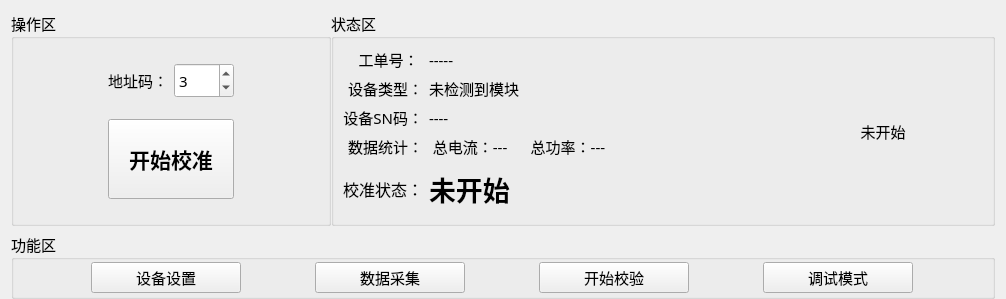
This is PDU-CalibrateTool/home/home_workwid.ui in ChinaClever/PDU-CalibrateTool as Qt 5 draws it before an edit. The edited form follows.
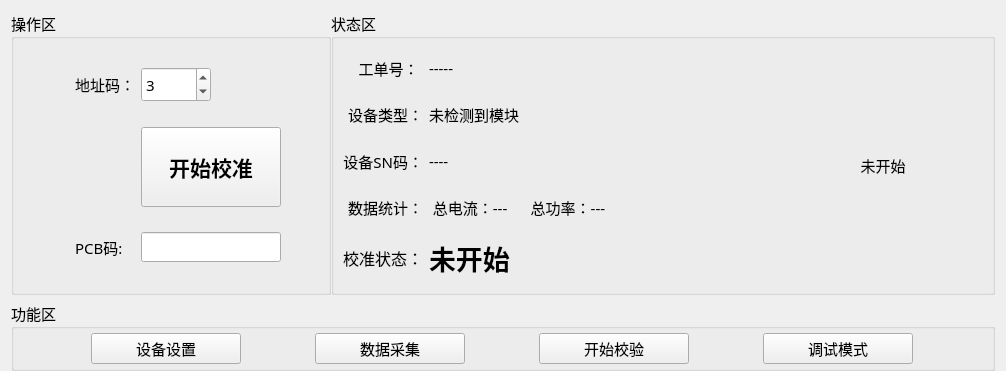
This is the edited form.

The edit to the form file:
```diff
--- a/PDU-CalibrateTool/home/home_workwid.ui
+++ b/PDU-CalibrateTool/home/home_workwid.ui
@@ -7,7 +7,7 @@
     <x>0</x>
     <y>0</y>
     <width>1006</width>
-    <height>299</height>
+    <height>371</height>
    </rect>
   </property>
   <property name="font">
@@ -294,7 +294,46 @@
       <string>操作区</string>
      </property>
      <layout class="QGridLayout" name="gridLayout">
-      <item row="1" column="3">
+      <item row="0" column="1">
+       <spacer name="horizontalSpacer">
+        <property name="orientation">
+         <enum>Qt::Horizontal</enum>
+        </property>
+        <property name="sizeHint" stdset="0">
+         <size>
+          <width>40</width>
+          <height>20</height>
+         </size>
+        </property>
+       </spacer>
+      </item>
+      <item row="0" column="9">
+       <spacer name="horizontalSpacer_2">
+        <property name="orientation">
+         <enum>Qt::Horizontal</enum>
+        </property>
+        <property name="sizeHint" stdset="0">
+         <size>
+          <width>40</width>
+          <height>20</height>
+         </size>
+        </property>
+       </spacer>
+      </item>
+      <item row="1" column="1">
+       <spacer name="horizontalSpacer_4">
+        <property name="orientation">
+         <enum>Qt::Horizontal</enum>
+        </property>
+        <property name="sizeHint" stdset="0">
+         <size>
+          <width>54</width>
+          <height>20</height>
+         </size>
+        </property>
+       </spacer>
+      </item>
+      <item row="1" column="9">
        <spacer name="horizontalSpacer_3">
         <property name="orientation">
          <enum>Qt::Horizontal</enum>
@@ -307,7 +346,10 @@
         </property>
        </spacer>
       </item>
-      <item row="1" column="1" colspan="2">
+      <item row="2" column="3">
+       <widget class="QLineEdit" name="pcbEdit"/>
+      </item>
+      <item row="1" column="3">
        <widget class="QPushButton" name="startBtn">
         <property name="maximumSize">
          <size>
@@ -327,20 +369,7 @@
         </property>
        </widget>
       </item>
-      <item row="1" column="0">
-       <spacer name="horizontalSpacer_4">
-        <property name="orientation">
-         <enum>Qt::Horizontal</enum>
-        </property>
-        <property name="sizeHint" stdset="0">
-         <size>
-          <width>54</width>
-          <height>20</height>
-         </size>
-        </property>
-       </spacer>
-      </item>
-      <item row="0" column="1">
+      <item row="0" column="2">
        <widget class="QLabel" name="label_8">
         <property name="minimumSize">
          <size>
@@ -363,19 +392,6 @@
        </widget>
       </item>
       <item row="0" column="3">
-       <spacer name="horizontalSpacer_2">
-        <property name="orientation">
-         <enum>Qt::Horizontal</enum>
-        </property>
-        <property name="sizeHint" stdset="0">
-         <size>
-          <width>40</width>
-          <height>20</height>
-         </size>
-        </property>
-       </spacer>
-      </item>
-      <item row="0" column="2">
        <widget class="QSpinBox" name="addrSpin">
         <property name="minimumSize">
          <size>
@@ -397,18 +413,12 @@
         </property>
        </widget>
       </item>
-      <item row="0" column="0">
-       <spacer name="horizontalSpacer">
-        <property name="orientation">
-         <enum>Qt::Horizontal</enum>
+      <item row="2" column="2">
+       <widget class="QLabel" name="label_5">
+        <property name="text">
+         <string>PCB码:</string>
         </property>
-        <property name="sizeHint" stdset="0">
-         <size>
-          <width>40</width>
-          <height>20</height>
-         </size>
-        </property>
-       </spacer>
+       </widget>
       </item>
      </layout>
     </widget>
```
